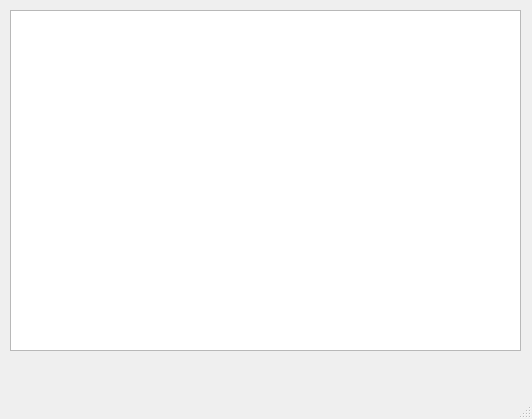
Qt form main.ui (marsin134/-) before a commit.
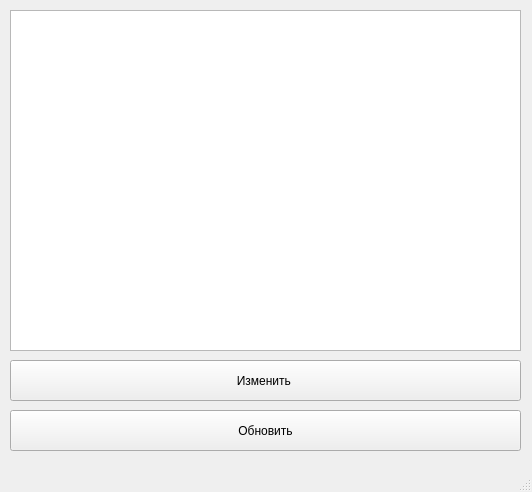
The same form after that commit.

```diff
--- a/main.ui
+++ b/main.ui
@@ -7,7 +7,7 @@
     <x>0</x>
     <y>0</y>
     <width>532</width>
-    <height>419</height>
+    <height>492</height>
    </rect>
   </property>
   <property name="windowTitle">
@@ -24,6 +24,32 @@
      </rect>
     </property>
    </widget>
+   <widget class="QPushButton" name="pushButton">
+    <property name="geometry">
+     <rect>
+      <x>10</x>
+      <y>360</y>
+      <width>511</width>
+      <height>41</height>
+     </rect>
+    </property>
+    <property name="text">
+     <string>Изменить </string>
+    </property>
+   </widget>
+   <widget class="QPushButton" name="pushButton_2">
+    <property name="geometry">
+     <rect>
+      <x>10</x>
+      <y>410</y>
+      <width>511</width>
+      <height>41</height>
+     </rect>
+    </property>
+    <property name="text">
+     <string>Обновить</string>
+    </property>
+   </widget>
   </widget>
   <widget class="QMenuBar" name="menubar">
    <property name="geometry">
```
